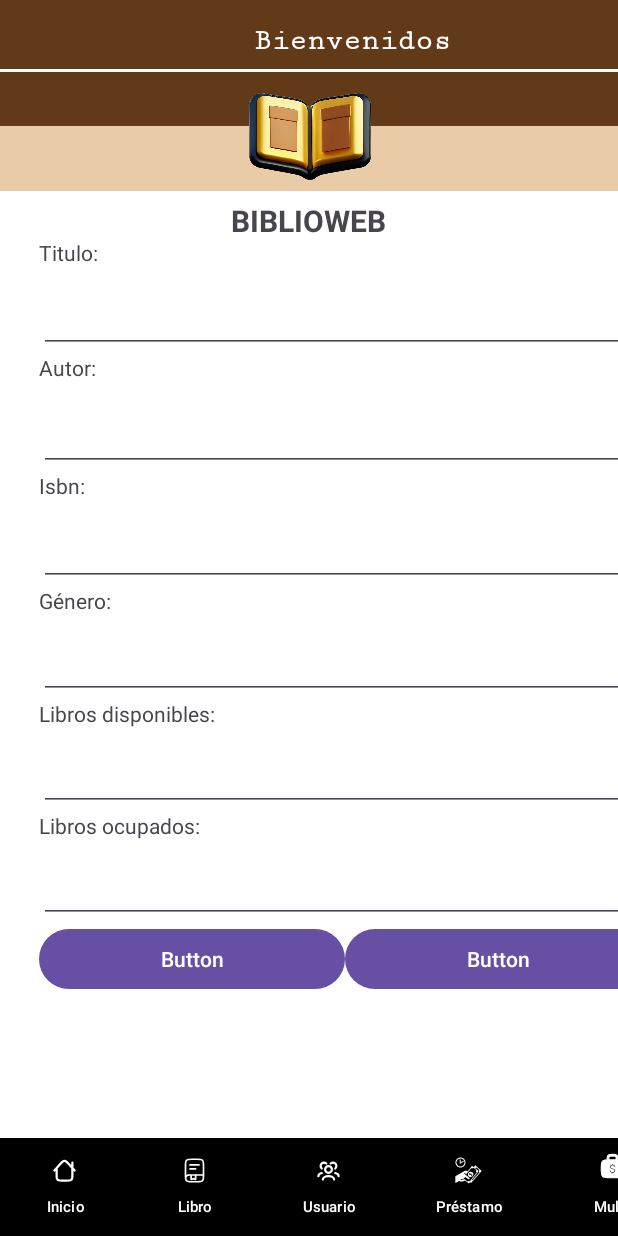
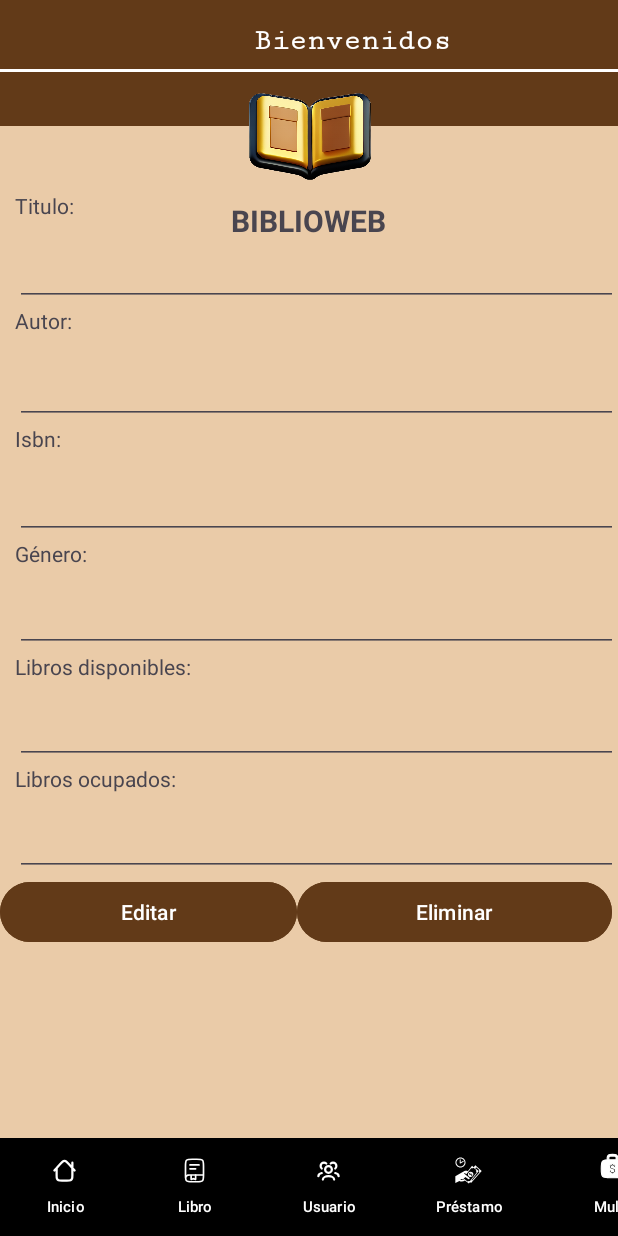
Before and after one commit to Crisaww/Android, an Android app: the fragment detalleLibroFragment placed in its activity, on a phone screen of 412 x 824 dp. Run offline under Robolectric (Android 15) with nearby library versions, the phone set to English and light mode, and no system bars; our stand-ins replace Volley; network calls fail; Roboto replaces fonts that are not available here.

```diff
--- a/CrudBiblioteca/app/src/main/java/com/example/crudbiblioteca/config/config.kt
+++ b/CrudBiblioteca/app/src/main/java/com/example/crudbiblioteca/config/config.kt
@@ -7,8 +7,8 @@ class config {
      */
     companion object{
         //val urlBase="http://10.192.80.151:8080/api/v1/"
-        val urlBase="http://10.192.66.56:8000/libreria/api/v1/"
-        //val urlBase="http://192.168.1.8:8000/libreria/api/v1/"
+        //val urlBase="http://10.192.66.56:8000/libreria/api/v1/"
+        val urlBase="http://192.168.1.8:8000/libreria/api/v1/"
         val urlLibro=urlBase+"libro/"
     }
 }
--- a/CrudBiblioteca/app/src/main/java/com/example/crudbiblioteca/listaLibroFragment.kt
+++ b/CrudBiblioteca/app/src/main/java/com/example/crudbiblioteca/listaLibroFragment.kt
@@ -6,7 +6,6 @@ import androidx.fragment.app.Fragment
 import android.view.LayoutInflater
 import android.view.View
 import android.view.ViewGroup
-import android.widget.Button
 import android.widget.Toast
 import androidx.recyclerview.widget.LinearLayoutManager
 import androidx.recyclerview.widget.RecyclerView
@@ -93,11 +92,12 @@ class listaLibroFragment : Fragment() {
                     adapterLibro.onclickEliminar={
                         // mensaje de que si deseas eliminar
                         val builder = AlertDialog.Builder(requireContext())
-                        builder.setMessage("Desea eliminar este Registro")
+                        builder.setMessage("¿Deseas eliminar este registro?")
                             .setPositiveButton("Si") { dialog, id ->
                                 // START THE GAME! eliminar funcion  Llmara la funcion  eliminar()
                                 EliminarLibro(it.getInt("id"))
                                 // redirije a la vista de listar libro recargada pero aun me aparece un error
+
                                 val transaction=requireFragmentManager()
                                     .beginTransaction()
                                 var fragmento=listaLibroFragment()
@@ -105,6 +105,7 @@ class listaLibroFragment : Fragment() {
                                     R.id.fragmentContainerView4,
                                     fragmento).commit()
                                 transaction.addToBackStack(null)
+
                             }
                             .setNegativeButton("No") { dialog, id ->
                                 // User cancelled the dialog.
--- a/CrudBiblioteca/app/src/main/res/layout/fragment_detalle_libro.xml
+++ b/CrudBiblioteca/app/src/main/res/layout/fragment_detalle_libro.xml
@@ -4,15 +4,21 @@
     xmlns:tools="http://schemas.android.com/tools"
     android:layout_width="match_parent"
     android:layout_height="match_parent"
+    android:background="@color/cafeclaro"
     tools:context=".detalleLibroFragment">
 
-    <androidx.constraintlayout.widget.ConstraintLayout
+    <ScrollView
         android:layout_width="match_parent"
         android:layout_height="match_parent">
 
         <LinearLayout
+            android:layout_width="match_parent"
+            android:layout_height="wrap_content"
+            android:orientation="vertical">
+
+            <LinearLayout
                 android:layout_width="408dp"
-            android:layout_height="600dp"
+                android:layout_height="wrap_content"
                 android:orientation="vertical"
                 app:layout_constraintBottom_toBottomOf="parent"
                 app:layout_constraintEnd_toEndOf="parent"
@@ -23,79 +29,91 @@
                     android:id="@+id/lblTitulo"
                     android:layout_width="match_parent"
                     android:layout_height="31dp"
+                    android:paddingLeft="10dp"
                     android:text="Titulo:" />
 
                 <EditText
                     android:id="@+id/txtTitulo"
-                android:layout_width="match_parent"
-                android:layout_height="45dp"
+                    android:layout_width="425dp"
+                    android:layout_height="wrap_content"
                     android:ems="10"
-                android:inputType="text" />
+                    android:inputType="text"
+                    android:translationX="10dp" />
 
                 <TextView
                     android:id="@+id/lblAutor"
                     android:layout_width="match_parent"
                     android:layout_height="33dp"
+                    android:paddingLeft="10dp"
                     android:text="Autor:" />
 
                 <EditText
                     android:id="@+id/txtAutor"
-                android:layout_width="match_parent"
+                    android:layout_width="425dp"
                     android:layout_height="45dp"
                     android:ems="10"
-                android:inputType="text" />
+                    android:inputType="text"
+                    android:translationX="10dp" />
 
                 <TextView
                     android:id="@+id/lblIsbn"
                     android:layout_width="match_parent"
                     android:layout_height="31dp"
+                    android:paddingLeft="10dp"
                     android:text="Isbn:" />
 
                 <EditText
                     android:id="@+id/txtIsbn"
-                android:layout_width="match_parent"
+                    android:layout_width="425dp"
                     android:layout_height="45dp"
                     android:ems="10"
-                android:inputType="text" />
+                    android:inputType="text"
+                    android:translationX="10dp" />
 
                 <TextView
                     android:id="@+id/lblGenero"
                     android:layout_width="match_parent"
                     android:layout_height="30dp"
+                    android:paddingLeft="10dp"
                     android:text="Género:" />
 
                 <EditText
                     android:id="@+id/txtGenero"
-                android:layout_width="match_parent"
+                    android:layout_width="425dp"
                     android:layout_height="45dp"
                     android:ems="10"
-                android:inputType="text" />
+                    android:inputType="text"
+                    android:translationX="10dp" />
 
                 <TextView
                     android:id="@+id/lblDisponibles"
                     android:layout_width="match_parent"
                     android:layout_height="29dp"
+                    android:paddingLeft="10dp"
                     android:text="Libros disponibles:" />
 
                 <EditText
                     android:id="@+id/txtDisponibles"
-                android:layout_width="match_parent"
+                    android:layout_width="425dp"
                     android:layout_height="45dp"
                     android:ems="10"
-                android:inputType="text" />
+                    android:inputType="text"
+                    android:translationX="10dp" />
 
                 <TextView
                     android:id="@+id/lblOcupados"
                     android:layout_width="match_parent"
                     android:layout_height="29dp"
+                    android:paddingLeft="10dp"
                     android:text="Libros ocupados:" />
 
                 <EditText
                     android:id="@+id/txtOcupados"
-                android:layout_width="match_parent"
+                    android:layout_width="425dp"
                     android:layout_height="45dp"
                     android:ems="10"
-                android:inputType="text" />
+                    android:inputType="text"
+                    android:translationX="10dp" />
 
                 <LinearLayout
                     android:layout_width="match_parent"
@@ -107,15 +125,19 @@
                         android:layout_width="wrap_content"
                         android:layout_height="wrap_content"
                         android:layout_weight="1"
-                    android:text="Button" />
+                        android:backgroundTint="@color/cafeoscuro"
+                        android:text="Editar" />
 
                     <Button
                         android:id="@+id/btnEliminar"
                         android:layout_width="wrap_content"
                         android:layout_height="wrap_content"
                         android:layout_weight="1"
-                    android:text="Button" />
+                        android:backgroundTint="@color/cafeoscuro"
+                        android:text="Eliminar" />
                 </LinearLayout>
             </LinearLayout>
-    </androidx.constraintlayout.widget.ConstraintLayout>
+        </LinearLayout>
+    </ScrollView>
+
 </FrameLayout>
--- a/CrudBiblioteca/app/src/main/res/layout/fragment_guardar_libro.xml
+++ b/CrudBiblioteca/app/src/main/res/layout/fragment_guardar_libro.xml
@@ -42,7 +42,7 @@
 
                 <EditText
                     android:id="@+id/txtTitulo"
-                    android:layout_width="385dp"
+                    android:layout_width="425dp"
                     android:layout_height="wrap_content"
                     android:ems="10"
                     android:inputType="text"
@@ -59,7 +59,7 @@
 
                 <EditText
                     android:id="@+id/txtAutor"
-                    android:layout_width="385dp"
+                    android:layout_width="425dp"
                     android:layout_height="wrap_content"
                     android:ems="10"
                     android:inputType="text"
@@ -75,7 +75,7 @@
 
                 <EditText
                     android:id="@+id/txtIsbn"
-                    android:layout_width="385dp"
+                    android:layout_width="425dp"
                     android:layout_height="wrap_content"
                     android:ems="10"
                     android:inputType="text"
@@ -91,7 +91,7 @@
 
                 <EditText
                     android:id="@+id/txtGenero"
-                    android:layout_width="385dp"
+                    android:layout_width="425dp"
                     android:layout_height="wrap_content"
                     android:ems="10"
                     android:inputType="text"
@@ -107,7 +107,7 @@
 
                 <EditText
                     android:id="@+id/txtDisponibles"
-                    android:layout_width="385dp"
+                    android:layout_width="425dp"
                     android:layout_height="wrap_content"
                     android:ems="10"
                     android:inputType="text"
@@ -123,7 +123,7 @@
 
                 <EditText
                     android:id="@+id/txtOcupados"
-                    android:layout_width="385dp"
+                    android:layout_width="425dp"
                     android:layout_height="wrap_content"
                     android:ems="10"
                     android:inputType="text"
```
Lines whose indentation alone changed are shown as unchanged.
